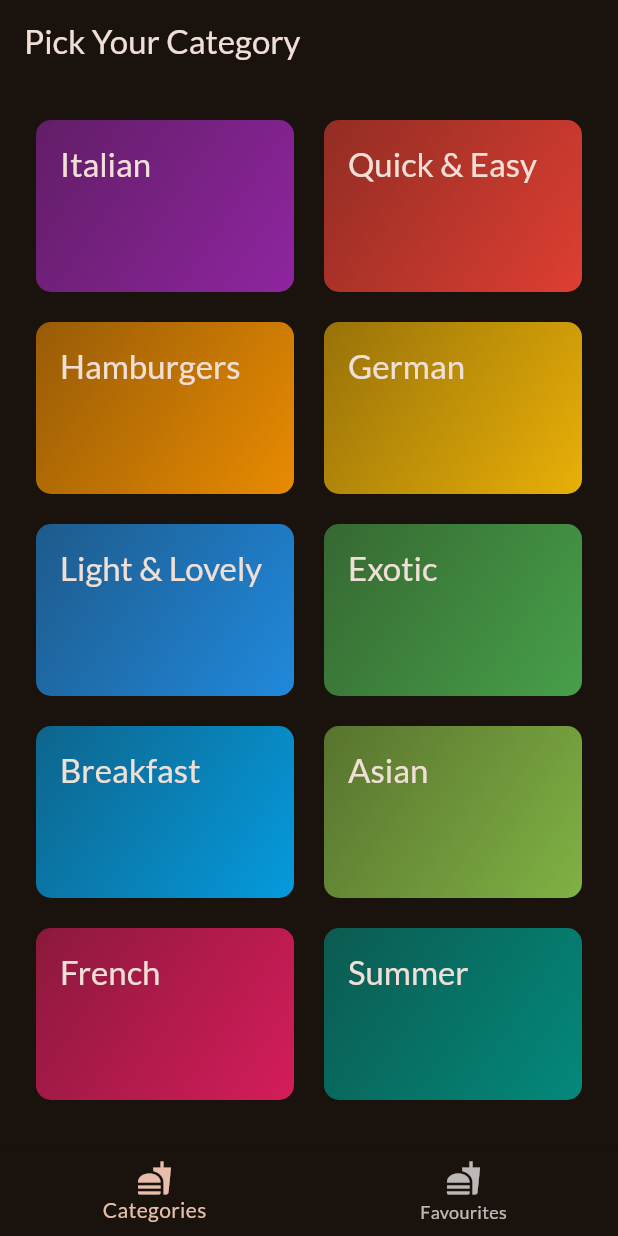
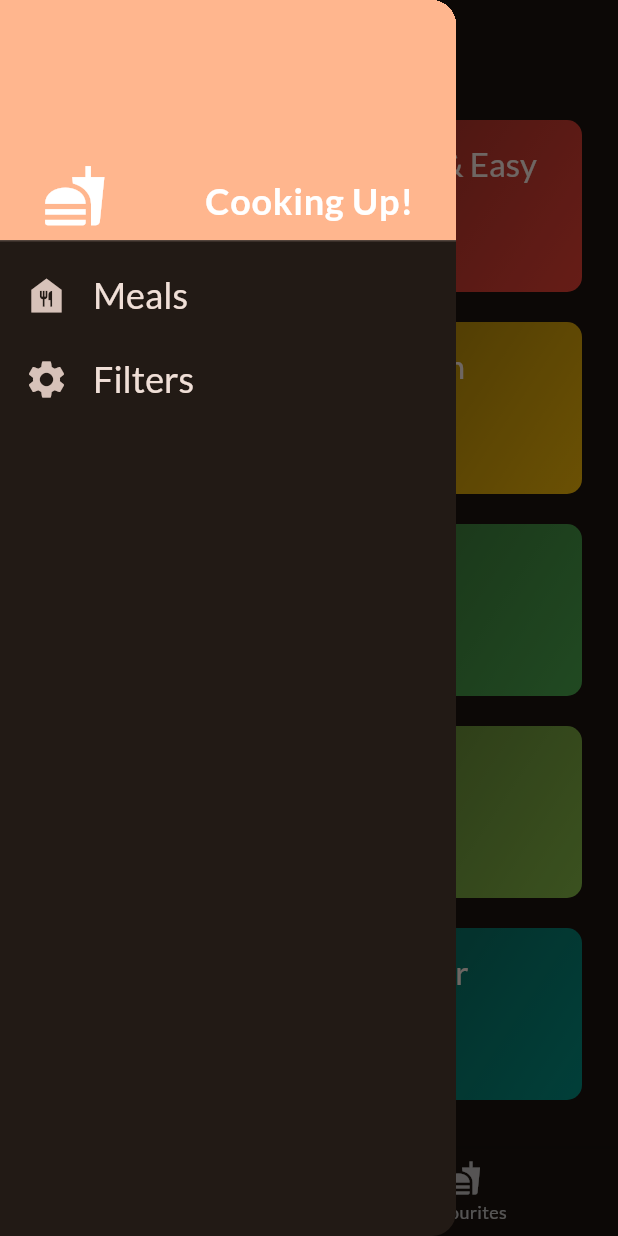
Before and after one commit to usamaharry/meals, a Flutter app: the screen it shows after launch, with the side drawer open (before the commit the screen has no drawer), on a phone screen of 412 x 824 dp. Run offline on Flutter 3.47's test engine with Material 2 defaults, Android fonts, the phone set to English and light mode, and no system bars; our stand-ins replace google_fonts, transparent_image.

Commit message:
added filters screen and drawer

```diff
--- a/lib/screens/categories.dart
+++ b/lib/screens/categories.dart
@@ -3,28 +3,40 @@ import 'package:flutter/material.dart';
 //local
 import 'package:meals/models/category.dart';
 import 'package:meals/models/meal.dart';
+import 'package:meals/screens/filters.dart';
 import 'package:meals/screens/meals.dart';
 import 'package:meals/widgets/category_grid_item.dart';
 import '../data/dummy_data.dart';
 
 class CategoriesScreen extends StatelessWidget {
   final void Function(Meal meal) onSelectFavourite;
+  final Map<Filter, dynamic> filters;
 
   const CategoriesScreen({
     super.key,
     required this.onSelectFavourite,
+    required this.filters,
   });
 
   void _onSelectCategory(BuildContext context, Category category) {
-    final fileteredMeals = dummyMeals
+    final categoryMeals = dummyMeals
         .where((meal) => meal.categories.contains(category.id))
         .toList();
+
+    final filteredMeals = categoryMeals.where((meal) {
+      if (filters[Filter.isGlutenFree] && !meal.isGlutenFree) return false;
+      if (filters[Filter.isLactoseFree] && !meal.isLactoseFree) return false;
+      if (filters[Filter.isVegetarian] && !meal.isVegetarian) return false;
+      if (filters[Filter.isVegan] && !meal.isVegan) return false;
+
+      return true;
+    }).toList();
 
     Navigator.of(context).push(
       MaterialPageRoute(
         builder: (context) => MealsScreen(
           title: category.title,
-          meals: fileteredMeals,
+          meals: filteredMeals,
           onSelectFavourite: onSelectFavourite,
         ),
       ),
--- a/lib/screens/tabs.dart
+++ b/lib/screens/tabs.dart
@@ -3,7 +3,16 @@ import 'package:flutter/material.dart';
 //local
 import 'package:meals/models/meal.dart';
 import 'package:meals/screens/categories.dart';
+import 'package:meals/screens/filters.dart';
 import 'package:meals/screens/meals.dart';
+import 'package:meals/widgets/main_drawer.dart';
+
+final kIntialFilters = {
+  Filter.isGlutenFree: false,
+  Filter.isLactoseFree: false,
+  Filter.isVegetarian: false,
+  Filter.isVegan: false,
+};
 
 class TabScreen extends StatefulWidget {
   const TabScreen({super.key});
@@ -16,11 +25,13 @@ class _TabScreenState extends State<TabScreen> {
   var _currentPageIndex = 0;
   Widget? screen;
   final List<Meal> _favouriteMeals = [];
+  Map<Filter, dynamic> filters = kIntialFilters;
 
   @override
   void initState() {
     screen = CategoriesScreen(
       onSelectFavourite: _onAddFavourite,
+      filters: filters,
     );
     super.initState();
   }
@@ -53,10 +64,28 @@ class _TabScreenState extends State<TabScreen> {
     );
   }
 
+  void _onScreenSelectDrawer(String identifier) async {
+    Navigator.of(context).pop();
+
+    if (identifier == 'filters') {
+      final selectedFilters =
+          await Navigator.of(context).push(MaterialPageRoute(
+        builder: (context) => FiltersScreen(
+          filters: filters,
+        ),
+      ));
+
+      setState(() {
+        filters = selectedFilters;
+      });
+    }
+  }
+
   @override
   Widget build(BuildContext context) {
     screen = CategoriesScreen(
       onSelectFavourite: _onAddFavourite,
+      filters: filters,
     );
     if (_currentPageIndex == 1) {
       screen = MealsScreen(
@@ -69,6 +98,9 @@ class _TabScreenState extends State<TabScreen> {
         title: Text(
           _currentPageIndex == 0 ? 'Pick Your Category' : 'Favourites',
         ),
+      ),
+      drawer: MainDrawer(
+        onSelectScreen: _onScreenSelectDrawer,
       ),
       body: screen,
       bottomNavigationBar: BottomNavigationBar(
--- /dev/null
+++ b/lib/widgets/main_drawer.dart
@@ -0,0 +1,74 @@
+import 'package:flutter/material.dart';
+
+class MainDrawer extends StatelessWidget {
+  final void Function(String identifier) onSelectScreen;
+
+  const MainDrawer({
+    super.key,
+    required this.onSelectScreen,
+  });
+
+  @override
+  Widget build(BuildContext context) {
+    return Drawer(
+      child: Column(
+        children: [
+          DrawerHeader(
+            decoration: BoxDecoration(
+              color: Theme.of(context).colorScheme.primary,
+            ),
+            child: const Row(
+              mainAxisAlignment: MainAxisAlignment.spaceAround,
+              crossAxisAlignment: CrossAxisAlignment.end,
+              children: [
+                Icon(
+                  Icons.fastfood,
+                  size: 43,
+                ),
+                SizedBox(width: 16),
+                Text(
+                  'Cooking Up!',
+                  style: TextStyle(
+                    fontSize: 24,
+                    fontWeight: FontWeight.bold,
+                    color: Colors.white,
+                  ),
+                )
+              ],
+            ),
+          ),
+          ListTile(
+            onTap: () {
+              onSelectScreen('meals');
+            },
+            leading: const Icon(
+              Icons.food_bank,
+              size: 30,
+            ),
+            title: Text(
+              'Meals',
+              style: Theme.of(context).textTheme.headlineSmall!.copyWith(
+                    color: Theme.of(context).colorScheme.onBackground,
+                  ),
+            ),
+          ),
+          ListTile(
+            onTap: () {
+              onSelectScreen('filters');
+            },
+            leading: const Icon(
+              Icons.settings,
+              size: 30,
+            ),
+            title: Text(
+              'Filters',
+              style: Theme.of(context).textTheme.headlineSmall!.copyWith(
+                    color: Theme.of(context).colorScheme.onBackground,
+                  ),
+            ),
+          )
+        ],
+      ),
+    );
+  }
+}
```
Also changed, not shown: lib/screens/filters.dart (added, +88 -0 lines).
